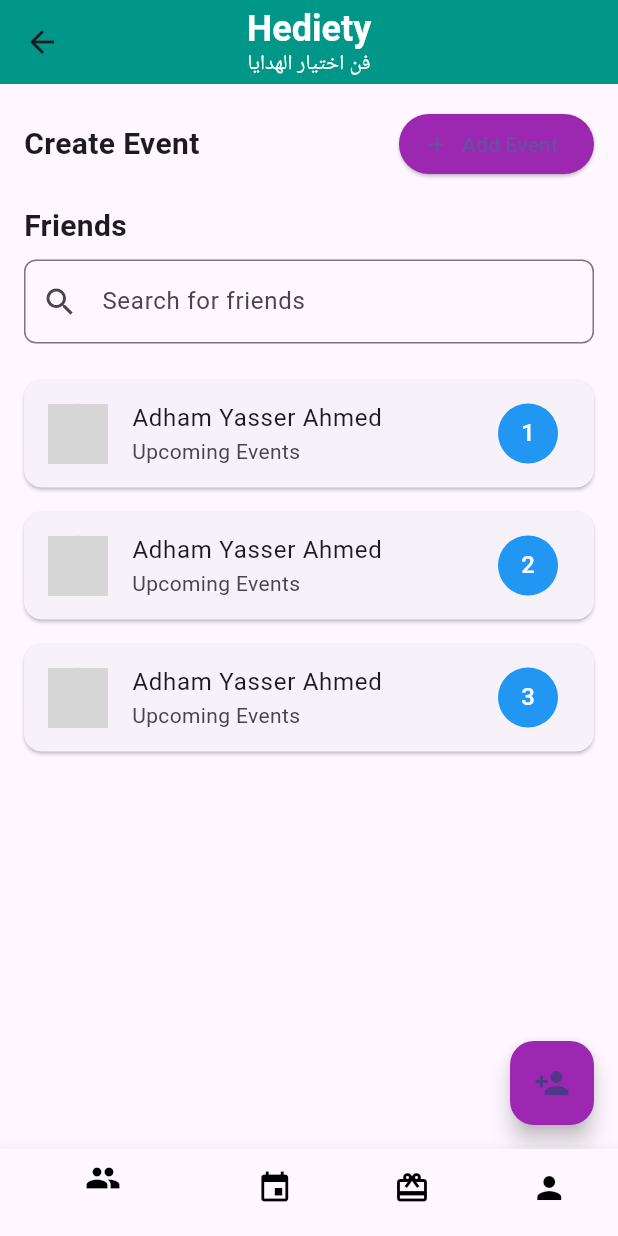
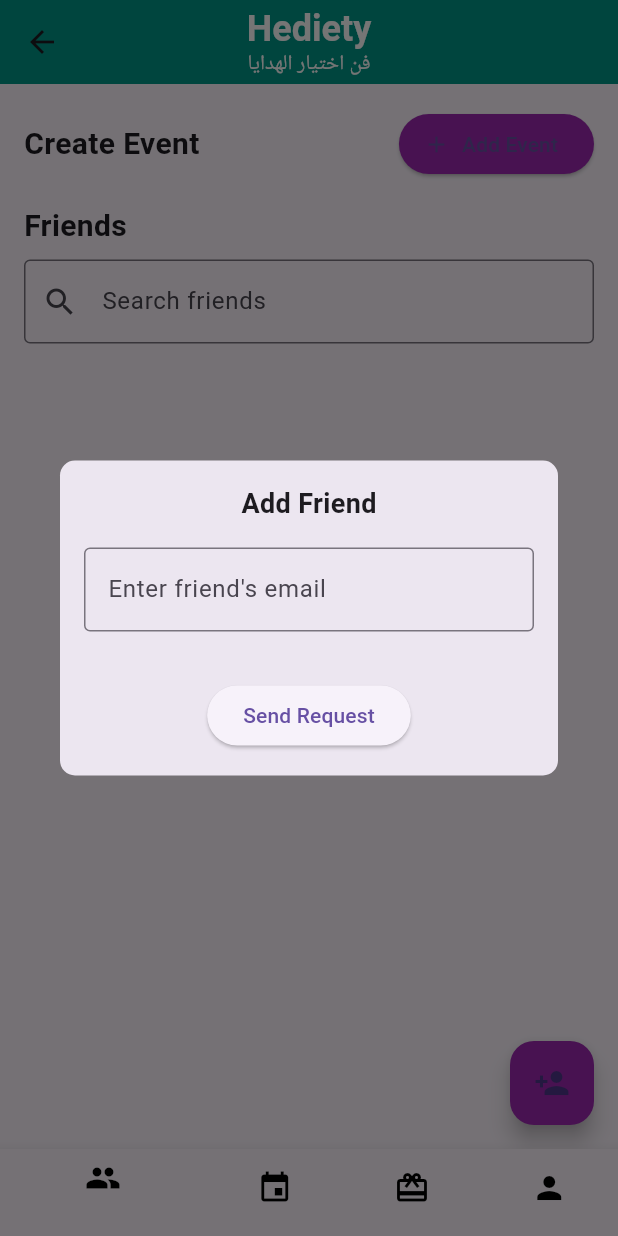
Before and after one commit to adham137/Flutter_Gifting_App, a Flutter app: the ParentPage screen opened by its route, after a tap on the "person add" icon, on a phone screen of 412 x 824 dp. Run offline on Flutter 3.47's test engine with Material 3 defaults, Android fonts, the phone set to English and light mode, and no system bars; our stand-ins replace cloud_firestore, firebase_auth, firebase_core, firebase_database; accounts and stored records are empty; generated files the repository leaves out were written again; grey boxes are pictures that could not be loaded.

Commit message:
Add friend requests, dynamic friend list, friend search bar

```diff
--- /dev/null
+++ b/flutter_gifting_app/lib/components/add_friend_modal.dart
@@ -0,0 +1,81 @@
+import 'package:flutter/material.dart';
+import '../controllers/controller_home_screen.dart';
+
+
+class AddFriendModal extends StatefulWidget {
+  final String userId;
+
+  AddFriendModal({required this.userId});
+
+  @override
+  _AddFriendModalState createState() => _AddFriendModalState();
+}
+
+class _AddFriendModalState extends State<AddFriendModal> {
+  final TextEditingController _friendEmailController = TextEditingController();
+  bool _isLoading = false;
+  String? _errorMessage;
+
+  Future<void> _sendRequest() async {
+    setState(() {
+      _isLoading = true;
+      _errorMessage = null;
+    });
+
+    try {
+      await FriendService.sendFriendRequest(widget.userId, _friendEmailController.text.trim());
+      ScaffoldMessenger.of(context).showSnackBar(
+        SnackBar(content: Text('Friend request sent!')),
+      );
+      Navigator.pop(context); // Close modal on success
+    } catch (e) {
+      setState(() {
+        _errorMessage = e.toString();
+      });
+    } finally {
+      setState(() {
+        _isLoading = false;
+      });
+    }
+  }
+
+  @override
+  Widget build(BuildContext context) {
+    return Dialog(
+      shape: RoundedRectangleBorder(
+        borderRadius: BorderRadius.circular(10),
+      ),
+      child: Padding(
+        padding: const EdgeInsets.all(16.0),
+        child: Column(
+          mainAxisSize: MainAxisSize.min,
+          children: [
+            Text(
+              'Add Friend',
+              style: TextStyle(fontSize: 18, fontWeight: FontWeight.bold),
+            ),
+            SizedBox(height: 16),
+            TextField(
+              controller: _friendEmailController,
+              decoration: InputDecoration(
+                hintText: 'Enter friend\'s email',
+                border: OutlineInputBorder(),
+              ),
+            ),
+            SizedBox(height: 16),
+            if (_errorMessage != null)
+              Text(
+                _errorMessage!,
+                style: TextStyle(color: Colors.red),
+              ),
+            SizedBox(height: 16),
+            ElevatedButton(
+              onPressed: _isLoading ? null : _sendRequest,
+              child: _isLoading ? CircularProgressIndicator() : Text('Send Request'),
+            ),
+          ],
+        ),
+      ),
+    );
+  }
+}
--- /dev/null
+++ b/flutter_gifting_app/lib/controllers/controller_home_screen.dart
@@ -0,0 +1,32 @@
+import 'package:cloud_firestore/cloud_firestore.dart';
+
+class FriendService {
+  static Future<void> sendFriendRequest(String userId, String friendEmail) async {
+    final users = FirebaseFirestore.instance.collection('users');
+
+    // Get friend's user ID by email
+    final friendSnapshot = await users.where('email', isEqualTo: friendEmail).get();
+    if (friendSnapshot.docs.isEmpty) {
+      throw Exception('User not found');
+    }
+    final friendId = friendSnapshot.docs.first.id;
+
+    // Get the current user's name and email
+    final userSnapshot = await users.doc(userId).get();
+    if (!userSnapshot.exists) {
+      throw Exception('Current user not found');
+    }
+
+    final userData = userSnapshot.data();
+    final userName = userData?['name'] ?? 'Unknown';
+    final userEmail = userData?['email'] ?? 'Unknown';
+
+    // Add request to friend's "friend_requests" sub-collection
+    await users.doc(friendId).collection('friend_requests').doc(userId).set({
+      'requested_by': userId,
+      'name': userName,
+      'email': userEmail,
+      'requested_at': Timestamp.now(),
+    });
+  }
+}
--- /dev/null
+++ b/flutter_gifting_app/lib/controllers/description.txt
@@ -0,0 +1 @@
+Contains implementations of backend functionalities
--- a/flutter_gifting_app/lib/main.dart
+++ b/flutter_gifting_app/lib/main.dart
@@ -31,7 +31,7 @@ class HedieatyApp extends StatelessWidget {
           : '/parent',
       routes: {
         '/parent': (context) => ParentPage(),
-        '/home': (context) => HomeScreen(),
+        //'/home': (context) => HomeScreen(),
         '/sign-in': (context) => SignInScreen(),
         '/sign-up': (context) => SignUpScreen(),
         '/pledged-gifts': (context) => MyPledgedGiftsPage(),
--- a/flutter_gifting_app/lib/screens/home_screen.dart
+++ b/flutter_gifting_app/lib/screens/home_screen.dart
@@ -1,8 +1,105 @@
 import 'package:flutter/material.dart';
-import '../components/bottom_nav_bar.dart';
+import 'package:cloud_firestore/cloud_firestore.dart';
+import '../components/add_friend_modal.dart';
 import '../components/friend_card.dart';
+import '../models/user.dart';
 
-class HomeScreen extends StatelessWidget {
+class HomeScreen extends StatefulWidget {
+  final String userId;
+
+  HomeScreen({required this.userId});
+
+  @override
+  _HomeScreenState createState() => _HomeScreenState();
+}
+
+class _HomeScreenState extends State<HomeScreen> {
+  List<UserModel> friends = [];
+  List<Map<String, dynamic>> friendRequests = [];
+  List<UserModel> filteredFriends = []; // For search functionality
+  TextEditingController searchController = TextEditingController();
+
+  @override
+  void initState() {
+    super.initState();
+    _loadFriends();
+    _loadFriendRequests();
+
+    // Initialize filtered friends with the full list
+    searchController.addListener(() {
+      _filterFriends();
+    });
+  }
+
+  Future<void> _loadFriends() async {
+    final user = await UserModel.getUser(widget.userId);
+    if (user != null) {
+      final friendDocs = await FirebaseFirestore.instance
+          .collection('users')
+          .where(FieldPath.documentId, whereIn: user.friends)
+          .get();
+      setState(() {
+        friends = friendDocs.docs.map((doc) => UserModel.fromFirestore(doc)).toList();
+        filteredFriends = friends; // Set initial filtered friends
+      });
+    }
+  }
+
+  Future<void> _loadFriendRequests() async {
+    final requestDocs = await FirebaseFirestore.instance
+        .collection('users')
+        .doc(widget.userId)
+        .collection('friend_requests')
+        .get();
+    setState(() {
+      friendRequests = requestDocs.docs
+          .map((doc) => {'id': doc.id, ...doc.data()})
+          .toList();
+    });
+  }
+
+  Future<void> _acceptFriendRequest(String requestId, String friendId) async {
+    final currentUser = await UserModel.getUser(widget.userId);
+    final friend = await UserModel.getUser(friendId);
+
+    if (currentUser != null && friend != null) {
+      // Add each other's IDs to the friends list
+      await UserModel.updateUser(currentUser.userId, {
+        'friends': FieldValue.arrayUnion([friend.userId])
+      });
+      await UserModel.updateUser(friend.userId, {
+        'friends': FieldValue.arrayUnion([currentUser.userId])
+      });
+
+      // Remove the friend request
+      await FirebaseFirestore.instance
+          .collection('users')
+          .doc(widget.userId)
+          .collection('friend_requests')
+          .doc(requestId)
+          .delete();
+
+      // Reload data
+      await _loadFriends();
+      await _loadFriendRequests();
+    }
+  }
+
+  void _filterFriends() {
+    final query = searchController.text.toLowerCase();
+    setState(() {
+      filteredFriends = friends
+          .where((friend) => friend.name.toLowerCase().contains(query))
+          .toList();
+    });
+  }
+
+  @override
+  void dispose() {
+    searchController.dispose();
+    super.dispose();
+  }
+
   @override
   Widget build(BuildContext context) {
     return Scaffold(
@@ -45,7 +142,7 @@ class HomeScreen extends StatelessWidget {
                     fontWeight: FontWeight.bold,
                   ),
                 ),
-                ElevatedButton.icon(                // Create event button not functional
+                ElevatedButton.icon(
                   onPressed: () {},
                   icon: Icon(Icons.add),
                   label: Text('Add Event'),
@@ -56,40 +153,63 @@ class HomeScreen extends StatelessWidget {
               ],
             ),
             SizedBox(height: 16),
+            // Friend Requests Section
+            if (friendRequests.isNotEmpty) ...[
+              Text(
+                'Friend Requests',
+                style: TextStyle(fontSize: 20, fontWeight: FontWeight.bold),
+              ),
+              SizedBox(height: 8),
+              ...friendRequests.map((request) => Card(
+                    child: ListTile(
+                      title: Text(request['name'] ?? 'Unknown'),
+                      subtitle: Text(request['email'] ?? ''),
+                      trailing: IconButton(
+                        icon: Icon(Icons.check, color: Colors.green),
+                        onPressed: () => _acceptFriendRequest(request['id'], request['requested_by']),
+                      ),
+                    ),
+                  )),
+              SizedBox(height: 16),
+            ],
             Text(
               'Friends',
-              style: TextStyle(
-                fontSize: 20,
-                fontWeight: FontWeight.bold,
+              style: TextStyle(fontSize: 20, fontWeight: FontWeight.bold),
+            ),
+            SizedBox(height: 8),
+            TextField(
+              controller: searchController,
+              decoration: InputDecoration(
+                labelText: 'Search friends',
+                border: OutlineInputBorder(),
+                prefixIcon: Icon(Icons.search),
               ),
             ),
             SizedBox(height: 8),
-            TextField(
-              decoration: InputDecoration(
-                hintText: 'Search for friends',         // Search not functional yet
-                prefixIcon: Icon(Icons.search),
-                border: OutlineInputBorder(
-                  borderRadius: BorderRadius.circular(8),
-                ),
-              ),
-            ),
-            SizedBox(height: 16),
             Expanded(
-              child: ListView.builder(
-                itemCount: 3,                           // Replace with dynamic length
-                itemBuilder: (context, index) {         //
-                  return FriendCard(                    //
-                    name: 'Adham Yasser Ahmed',         //
-                    eventCount: index + 1,              //
-                  );
-                },
-              ),
+              child: filteredFriends.isEmpty
+                  ? Center(child: Text('No friends found'))
+                  : ListView.builder(
+                      itemCount: filteredFriends.length,
+                      itemBuilder: (context, index) {
+                        final friend = filteredFriends[index];
+                        return FriendCard(
+                          name: friend.name,
+                          eventCount: 0, // Replace with dynamic event count if available
+                        );
+                      },
+                    ),
             ),
           ],
         ),
       ),
-      floatingActionButton: FloatingActionButton(       // Add friend button (needs work)
-        onPressed: () {},
+      floatingActionButton: FloatingActionButton(
+        onPressed: () {
+          showDialog(
+            context: context,
+            builder: (context) => AddFriendModal(userId: widget.userId),
+          );
+        },
         backgroundColor: Colors.purple,
         child: Icon(Icons.person_add),
       ),
--- a/flutter_gifting_app/lib/screens/parent_page.dart
+++ b/flutter_gifting_app/lib/screens/parent_page.dart
@@ -1,30 +1,76 @@
 import 'package:flutter/material.dart';
+import 'package:firebase_auth/firebase_auth.dart';
+
 import 'my_pledged_gifts_screen.dart';
 import 'events_screen.dart';
 import 'home_screen.dart';
 import 'my_profile_screen.dart';
-
 import '../components/bottom_nav_bar.dart';
-//import 'profile_page.dart'; // Replace with actual page files
 
 class ParentPage extends StatefulWidget {
   @override
-  _HomePageState createState() => _HomePageState();
+  _ParentPageState createState() => _ParentPageState();
 }
 
-class _HomePageState extends State<ParentPage> {
+class _ParentPageState extends State<ParentPage> {
   int _currentIndex = 0;
+  String? _userId; // To store the current user ID
+  bool _isLoading = true; // To track if the user ID is being fetched
 
-  // List of pages corresponding to the bottom navigation tabs
-  final List<Widget> _pages = [
-    HomeScreen(),
-    EventsScreen(),
-    MyPledgedGiftsPage(),
-    ProfilePage(),
-  ];
+  // Initialize the user ID
+  @override
+  void initState() {
+    super.initState();
+    _fetchCurrentUserId();
+  }
+
+  Future<void> _fetchCurrentUserId() async {
+    try {
+      final user = FirebaseAuth.instance.currentUser;
+      if (user == null) {
+        throw Exception('No user is currently signed in.');
+      }
+      setState(() {
+        _userId = user.uid;
+        _isLoading = false;
+      });
+    } catch (e) {
+      // Handle errors (e.g., navigate to login screen)
+      print('Error fetching user ID: $e');
+      setState(() {
+        _isLoading = false;
+      });
+    }
+  }
 
   @override
   Widget build(BuildContext context) {
+    if (_isLoading) {
+      // Show a loading spinner while fetching the user ID
+      return Scaffold(
+        body: Center(
+          child: CircularProgressIndicator(),
+        ),
+      );
+    }
+
+    if (_userId == null) {
+      // Handle case where user ID could not be fetched (e.g., show an error)
+      return Scaffold(
+        body: Center(
+          child: Text('Failed to load user data. Please try again later.'),
+        ),
+      );
+    }
+
+    // List of pages corresponding to the bottom navigation tabs
+    final List<Widget> _pages = [
+      HomeScreen(userId: _userId!),
+      EventsScreen(),
+      MyPledgedGiftsPage(),
+      ProfilePage(),
+    ];
+
     return Scaffold(
       body: _pages[_currentIndex], // Show the selected page
       bottomNavigationBar: BottomNavBar(
```
